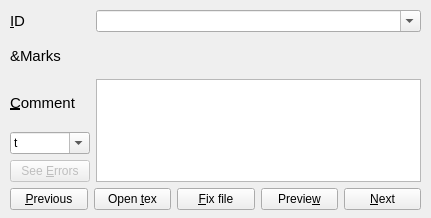
Old version of the form grader_improved/grader_editor.ui in the repository shubhamshuklaer/autog.
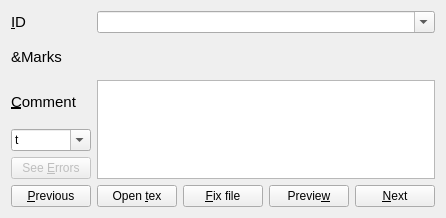
New version of the form.

Commit message: Real time pdf generation now working did the compressing of multiple signals.... have to do tex errors part in case of asychronous pdf generation..git add .

What changed in the file:
```diff
--- a/grader_improved/grader_editor.ui
+++ b/grader_improved/grader_editor.ui
@@ -19,15 +19,8 @@
   <property name="windowTitle">
    <string>Form</string>
   </property>
-  <widget class="QWidget" name="">
-   <property name="geometry">
-    <rect>
-     <x>10</x>
-     <y>10</y>
-     <width>411</width>
-     <height>200</height>
-    </rect>
-   </property>
+  <layout class="QGridLayout" name="gridLayout_2">
+   <item row="0" column="0">
    <layout class="QGridLayout" name="gridLayout">
     <item row="1" column="0">
      <widget class="QLabel" name="marks_label">
@@ -278,7 +271,8 @@
      </widget>
     </item>
    </layout>
-  </widget>
+   </item>
+  </layout>
  </widget>
  <tabstops>
   <tabstop>file_name_combo</tabstop>
```
Left out of the diff: 3 changed lines with no effect on the pictures. Lines whose indentation alone changed are shown as unchanged. The commit also changes 2 other files.
